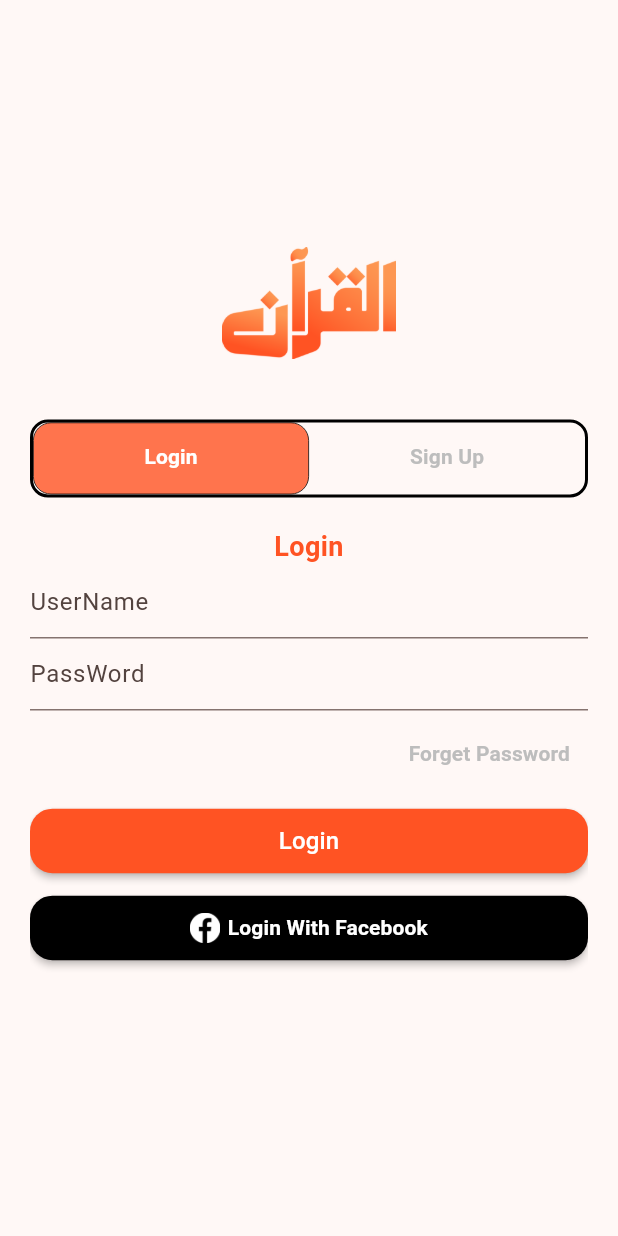
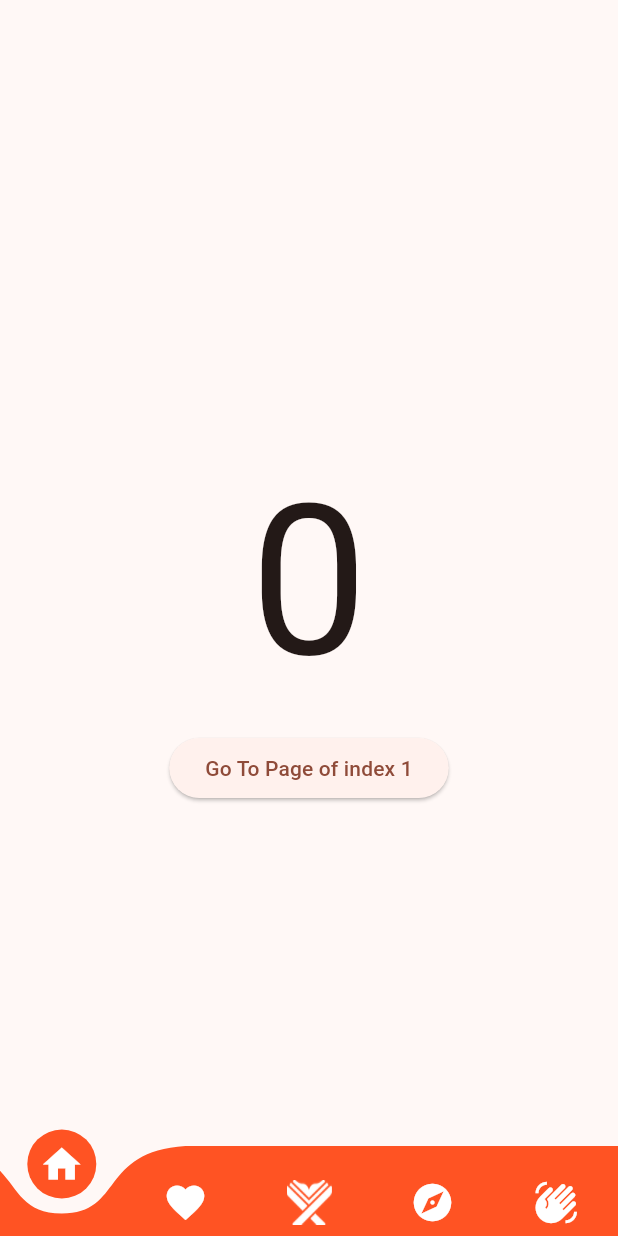
Before and after one commit to ZainabElSawy/quraan_app, a Flutter app: the screen it shows after launch, after a tap on "Login", on a phone screen of 412 x 824 dp. Run offline on Flutter 3.47's test engine with Material 2 defaults, Android fonts, the phone set to English and light mode, and no system bars; drawn by our look-alikes of curved_navigation_bar; our stand-ins replace bloc, flutter_bloc, go_router.

Commit message:
splash ui and auth ui done

```diff
--- a/lib/core/constants/app_router.dart
+++ b/lib/core/constants/app_router.dart
@@ -1,10 +1,11 @@
-
 import 'package:go_router/go_router.dart';
 import 'package:quraan_app/features/auth/presentation/views/auth_view.dart';
+import 'package:quraan_app/features/home/presentation/views/home_view.dart';
 import 'package:quraan_app/features/splash/presentation/views/splash_view.dart';
 
 abstract class AppRouter {
   static const String kAuthView = "/authView";
+  static const String kHomeView = "/homeView";
   static const String kBookDetailsView = "/bookDetailsView";
   static const String kSearchView = "/searchView";
   static final route = GoRouter(
@@ -17,6 +18,10 @@ abstract class AppRouter {
         path: kAuthView,
         builder: (context, state) => const AuthView(),
       ),
+      GoRoute(
+        path: kHomeView,
+        builder: (context, state) => const HomeView(),
+      ),
       // GoRoute(
       //   path: kBookDetailsView,
       //   builder: (context, state) => BlocProvider(
--- a/lib/core/constants/assets.dart
+++ b/lib/core/constants/assets.dart
@@ -2,4 +2,5 @@ class AssetsData {
   static const String logo = "assets/images/logo.png";
   static const String testImage = "assets/images/test_image.png";
   static const String facebookLogo = "assets/images/face.png";
+  static const String quranLogo = "assets/images/quran.png";
 }
--- a/lib/core/constants/styles.dart
+++ b/lib/core/constants/styles.dart
@@ -11,11 +11,11 @@ abstract class Styles {
   );
   static const textStyle18 = TextStyle(
     fontSize: 18,
-    fontWeight: FontWeight.w600,
+    fontWeight: FontWeight.w900,
   );
   static const textStyle20 = TextStyle(
     fontSize: 20,
-    fontWeight: FontWeight.w500,
+    fontWeight: FontWeight.w900,
   );
   static const textStyle30 = TextStyle(
     fontSize: 30,
--- a/lib/features/auth/presentation/view_models/auth_cubit/auth_cubit.dart
+++ b/lib/features/auth/presentation/view_models/auth_cubit/auth_cubit.dart
@@ -4,6 +4,7 @@ part 'auth_state.dart';
 
 class AuthCubit extends Cubit<AuthState> {
   AuthCubit() : super(LoginState());
+
   void showLogin() => emit(LoginState());
   void showSignUp() => emit(SignupState());
 }
--- a/lib/features/auth/presentation/views/auth_view.dart
+++ b/lib/features/auth/presentation/views/auth_view.dart
@@ -1,9 +1,8 @@
 import 'package:flutter/material.dart';
-import 'package:flutter_bloc/flutter_bloc.dart';
-import 'package:quraan_app/features/auth/presentation/view_models/auth_cubit/auth_cubit.dart';
 import 'package:quraan_app/features/auth/presentation/views/widgets/custom_tab_bar.dart';
 import 'package:quraan_app/features/auth/presentation/views/widgets/custom_tab_bar_view.dart';
 import 'package:quraan_app/features/auth/presentation/views/widgets/logo_widget.dart';
+import 'package:quraan_app/features/auth/presentation/views/widgets/spacing_in_top.dart';
 
 class AuthView extends StatefulWidget {
   const AuthView({Key? key}) : super(key: key);
@@ -33,24 +32,15 @@ class _AuthViewState extends State<AuthView>
     return SafeArea(
       child: Scaffold(
         body: Padding(
-          padding: const EdgeInsets.symmetric(horizontal: 20),
-          child: SingleChildScrollView(
+          padding: const EdgeInsets.symmetric(horizontal: 30),
+          child: CustomScrollView(
+            physics: const BouncingScrollPhysics(),
+            slivers: [
+              SliverToBoxAdapter(
                 child: Column(
                   mainAxisSize: MainAxisSize.min,
                   children: [
-                BlocBuilder<AuthCubit, AuthState>(
-                  builder: (context, state) {
-                    if (state is LoginState) {
-                      return SizedBox(
-                          height: MediaQuery.of(context).size.height * 0.2);
-                    } else if (state is SignupState) {
-                      return SizedBox(
-                          height: MediaQuery.of(context).size.height * 0.10);
-                    } else {
-                      return Container();
-                    }
-                  },
-                ),
+                    const SpacingInTop(),
                     const LogoWidget(),
                     const SizedBox(height: 40),
                     CustomTabBar(tabController: _tabController),
@@ -62,6 +52,8 @@ class _AuthViewState extends State<AuthView>
                   ],
                 ),
               ),
+            ],
+          ),
         ),
       ),
     );
--- a/lib/features/auth/presentation/views/widgets/custom_tab_bar.dart
+++ b/lib/features/auth/presentation/views/widgets/custom_tab_bar.dart
@@ -19,6 +19,7 @@ class CustomTabBar extends StatelessWidget {
         border: Border.all(color: Colors.black, width: 2),
         borderRadius: BorderRadius.circular(12),
       ),
+      child: Expanded(
         child: TabBar(
           labelPadding: const EdgeInsets.all(0),
           unselectedLabelColor: kSecondaryColor,
@@ -29,12 +30,12 @@ class CustomTabBar extends StatelessWidget {
           indicator: BoxDecoration(
             color: kPrimaryColor.withOpacity(0.8),
             border: Border.all(color: Colors.black, width: 0.5),
-          borderRadius: BorderRadius.circular(12),
+            borderRadius: BorderRadius.circular(9),
           ),
           onTap: (value) {
             if (value == 0) {
               BlocProvider.of<AuthCubit>(context).showLogin();
-          }else{
+            } else {
               BlocProvider.of<AuthCubit>(context).showSignUp();
             }
           },
@@ -45,6 +46,10 @@ class CustomTabBar extends StatelessWidget {
             Expanded(child: Tab(child: Center(child: Text("Sign Up")))),
           ],
         ),
+      ),
     );
+
   }
+
+
 }
--- a/lib/features/auth/presentation/views/widgets/custom_tab_bar_view.dart
+++ b/lib/features/auth/presentation/views/widgets/custom_tab_bar_view.dart
@@ -13,7 +13,6 @@ class CustomTabBarView extends StatelessWidget {
   @override
   Widget build(BuildContext context) {
     return TabBarView(
-
       controller: _tabController,
       children: const [
         LoginBody(),
@@ -21,4 +20,5 @@ class CustomTabBarView extends StatelessWidget {
       ],
     );
   }
-}
+
+  }
--- a/lib/features/auth/presentation/views/widgets/custom_title.dart
+++ b/lib/features/auth/presentation/views/widgets/custom_title.dart
@@ -14,7 +14,7 @@ class CustomTitle extends StatelessWidget {
     return Text(
       title,
       textAlign: TextAlign.center,
-      style: Styles.textStyle18.copyWith(color: kPrimaryColor),
+      style: Styles.textStyle20.copyWith(color: kPrimaryColor),
     );
   }
 }
--- a/lib/features/auth/presentation/views/widgets/login_body.dart
+++ b/lib/features/auth/presentation/views/widgets/login_body.dart
@@ -1,4 +1,6 @@
 import 'package:flutter/material.dart';
+import 'package:go_router/go_router.dart';
+import 'package:quraan_app/core/constants/app_router.dart';
 
 import 'package:quraan_app/core/constants/colors.dart';
 import 'package:quraan_app/core/constants/styles.dart';
@@ -18,17 +20,21 @@ class LoginBody extends StatelessWidget {
         crossAxisAlignment: CrossAxisAlignment.stretch,
         children: [
           const CustomTitle(title: "Login"),
+          const SizedBox(height: 5),
           const CustomTextField(hint: "UserName"),
+          const SizedBox(height: 10),
           const CustomTextField(hint: "PassWord"),
-          const SizedBox(height: 5),
+          const SizedBox(height: 10),
           CustomTextButton(
             text: "Forget Password",
             onPressed: () {},
           ),
-          const SizedBox(height: 10),
+          const SizedBox(height: 15),
           CustomButton(
             color: kPrimaryColor,
-            onPressed: () {},
+            onPressed: () {
+              GoRouter.of(context).push(AppRouter.kHomeView);
+            },
             child: Text(
               "Login",
               style: Styles.textStyle16.copyWith(color: Colors.white),
--- /dev/null
+++ b/lib/features/auth/presentation/views/widgets/spacing_in_top.dart
@@ -0,0 +1,28 @@
+import 'package:flutter/material.dart';
+import 'package:flutter_bloc/flutter_bloc.dart';
+import 'package:quraan_app/features/auth/presentation/view_models/auth_cubit/auth_cubit.dart';
+
+class SpacingInTop extends StatelessWidget {
+  const SpacingInTop({
+    super.key,
+  });
+
+  @override
+  Widget build(BuildContext context) {
+    return BlocBuilder<AuthCubit, AuthState>(
+      builder: (context, state) {
+        if (state is LoginState) {
+          return SizedBox(
+            height: MediaQuery.of(context).size.height * 0.13,
+          );
+        } else if (state is SignupState) {
+          return SizedBox(
+            height: MediaQuery.of(context).size.height * 0.06,
+          );
+        } else {
+          return Container();
+        }
+      },
+    );
+  }
+}
--- /dev/null
+++ b/lib/features/home/presentation/views/home_view.dart
@@ -0,0 +1,76 @@
+import 'package:curved_navigation_bar/curved_navigation_bar.dart';
+import 'package:flutter/cupertino.dart';
+import 'package:flutter/material.dart';
+import 'package:quraan_app/core/constants/assets.dart';
+import 'package:quraan_app/core/constants/colors.dart';
+
+// ignore: must_be_immutable
+class HomeView extends StatefulWidget {
+  const HomeView({super.key});
+
+  @override
+  State<HomeView> createState() => _HomeViewState();
+}
+
+class _HomeViewState extends State<HomeView> {
+  int _page = 0;
+
+  final GlobalKey<CurvedNavigationBarState> _bottomNavigationKey = GlobalKey();
+
+  @override
+  Widget build(BuildContext context) {
+    return SafeArea(
+        child: Scaffold(
+      extendBody: true,
+      body: Center(
+        child: Column(
+          mainAxisAlignment: MainAxisAlignment.center,
+          children: <Widget>[
+            Text(_page.toString(), textScaleFactor: 10.0),
+            ElevatedButton(
+              child: const Text('Go To Page of index 1'),
+              onPressed: () {
+                final CurvedNavigationBarState? navBarState =
+                    _bottomNavigationKey.currentState;
+                navBarState?.setPage(1);
+              },
+            )
+          ],
+        ),
+      ),
+      bottomNavigationBar: Theme(
+        data: Theme.of(context)
+            .copyWith(iconTheme: const IconThemeData(color: Colors.white)),
+        child: CurvedNavigationBar(
+          key: _bottomNavigationKey,
+          index: 0,
+          height: 60.0,
+          items: <Widget>[
+            const Icon(Icons.home, size: 30),
+            const Icon(Icons.favorite, size: 30),
+            Image.asset(
+              AssetsData.quranLogo,
+              width: 30,
+              height: 30,
+              fit: BoxFit.fill,
+            ),
+            //Icon(, size: 30),
+            const Icon(Icons.explore, size: 30),
+            const Icon(Icons.waving_hand, size: 30),
+          ],
+          color: kPrimaryColor,
+          buttonBackgroundColor: kPrimaryColor,
+          backgroundColor: Colors.transparent,
+          animationCurve: Curves.easeInOut,
+          animationDuration: const Duration(milliseconds: 600),
+          onTap: (index) {
+            setState(() {
+              _page = index;
+            });
+          },
+          letIndexChange: (index) => true,
+        ),
+      ),
+    ));
+  }
+}
--- a/lib/features/splash/presentation/views/widgets/splash_view_body.dart
+++ b/lib/features/splash/presentation/views/widgets/splash_view_body.dart
@@ -13,7 +13,7 @@ class SplashViewBody extends StatefulWidget {
 class _SplashViewBodyState extends State<SplashViewBody> {
   @override
   void initState() {
-    navigateToHome();
+    navigateToAuth();
     super.initState();
   }
 
@@ -38,7 +38,7 @@ class _SplashViewBodyState extends State<SplashViewBody> {
     );
   }
 
-  void navigateToHome() {
+  void navigateToAuth() {
     Future.delayed(
       const Duration(seconds: 2),
       () {
--- a/lib/main.dart
+++ b/lib/main.dart
@@ -20,7 +20,8 @@ class QuraanApp extends StatelessWidget {
         routerConfig: AppRouter.route,
         debugShowCheckedModeBanner: false,
         theme: ThemeData(
-          colorScheme: ColorScheme.fromSeed(seedColor: kPrimaryColor),
+          colorScheme:
+              ColorScheme.fromSeed(seedColor: kPrimaryColor.withOpacity(0.1)),
           useMaterial3: true,
         ),
       ),
--- a/pubspec.yaml
+++ b/pubspec.yaml
@@ -40,6 +40,7 @@ dependencies:
   go_router: ^11.1.2
   dio: ^5.3.3
   flutter_inner_shadow: ^0.0.1
+  curved_navigation_bar: ^1.0.3
 
 dev_dependencies:
   flutter_test:
```
Also changed, not shown: lib/features/auth/presentation/views/widgets/custom_check_box.dart (added, +28 -0 lines), lib/features/auth/presentation/views/widgets/signup_body.dart (+6 -42 lines), lib/features/auth/presentation/views/widgets/terms_of_services.dart (added, +36 -0 lines), assets/images/quran.png (added), lib/features/auth/presentation/views/widgets/logo_widget.dart (line endings or trailing spaces), pubspec.lock. Lines whose indentation alone changed are shown as unchanged.
